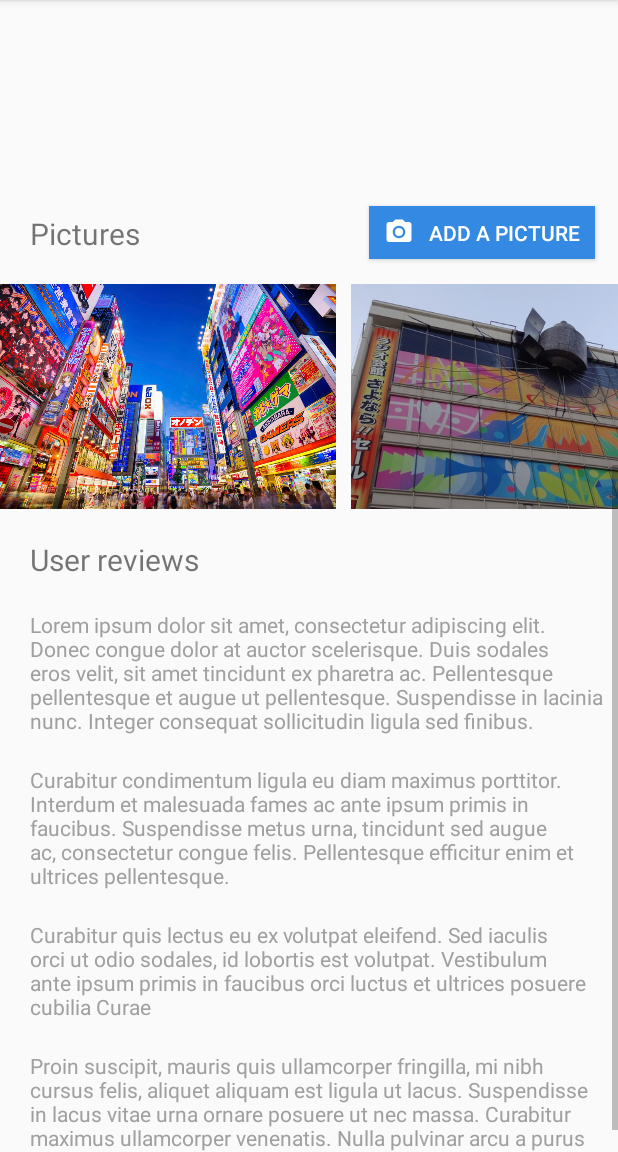
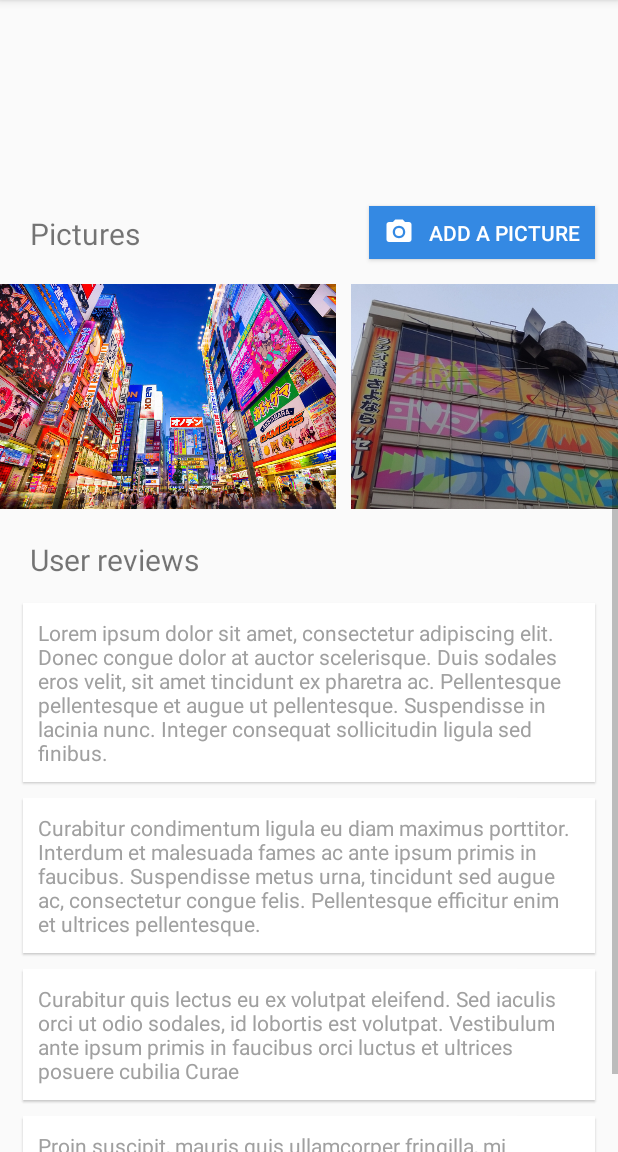
Before and after one commit to codeofmochi/Fiktion, an Android app: the POIPageActivity screen opened directly, with no data from a screen before it, scrolled down 537 dp, on a phone screen of 412 x 824 dp, the part 84-1236 px from its top. Run offline under Robolectric (Android 15) with nearby library versions, the phone set to English and light mode, and no system bars; our stand-ins replace Firebase (no records; nobody signed in at launch, a user with empty details on screens opened directly); libraries missing offline, so code that uses them is left out: com.firebase.geofire.

Commit message:
Fix user reviews shadow

```diff
--- a/app/src/main/res/layout/activity_poipage.xml
+++ b/app/src/main/res/layout/activity_poipage.xml
@@ -166,12 +166,12 @@
     <android.support.v7.widget.RecyclerView
         android:id="@+id/reviews"
         android:scrollbars="vertical"
-        android:layout_marginStart="10dp"
-        android:layout_marginTop="10dp"
         app:layout_constraintStart_toStartOf="parent"
         app:layout_constraintTop_toBottomOf="@+id/reviewsTitle"
         android:layout_width="match_parent"
-        android:layout_height="wrap_content" />
+        android:layout_height="wrap_content"
+        android:padding="10dp"
+        android:clipToPadding="false"/>
 
 </android.support.constraint.ConstraintLayout>
 
--- a/app/src/main/res/layout/review_card.xml
+++ b/app/src/main/res/layout/review_card.xml
@@ -5,8 +5,10 @@
     android:layout_width="wrap_content"
     android:layout_height="wrap_content"
     android:layout_centerInParent="true"
-    android:elevation="5dp"
+    android:elevation="1dp"
     android:padding="10dp"
+    android:layout_margin="5dp"
+    android:background="#FFF"
     android:orientation="vertical"
     android:text="Some text"
     android:textColor="#A0A0A0" />
```
